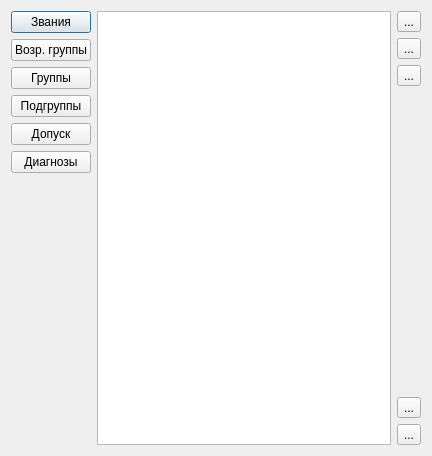
Old version of the form src/dictionary/dictionaryform.ui in the repository rainovskyqt/PhysFitPWD.
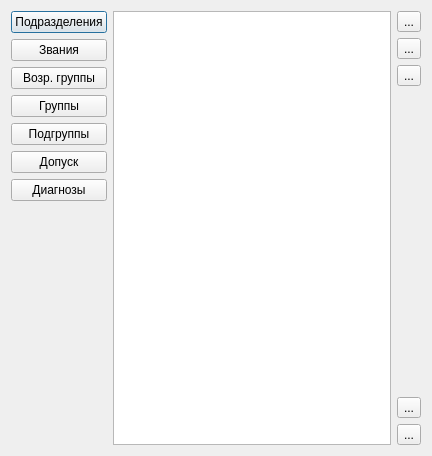
New version of the form. Icons and pictures are not drawn.

The edit to the form file:
```diff
--- a/src/dictionary/dictionaryform.ui
+++ b/src/dictionary/dictionaryform.ui
@@ -29,6 +29,13 @@
       <property name="bottomMargin">
        <number>0</number>
       </property>
+      <item>
+       <widget class="QPushButton" name="btn_department">
+        <property name="text">
+         <string>Подразделения</string>
+        </property>
+       </widget>
+      </item>
       <item>
        <widget class="QPushButton" name="btn_rang">
         <property name="text">
```
